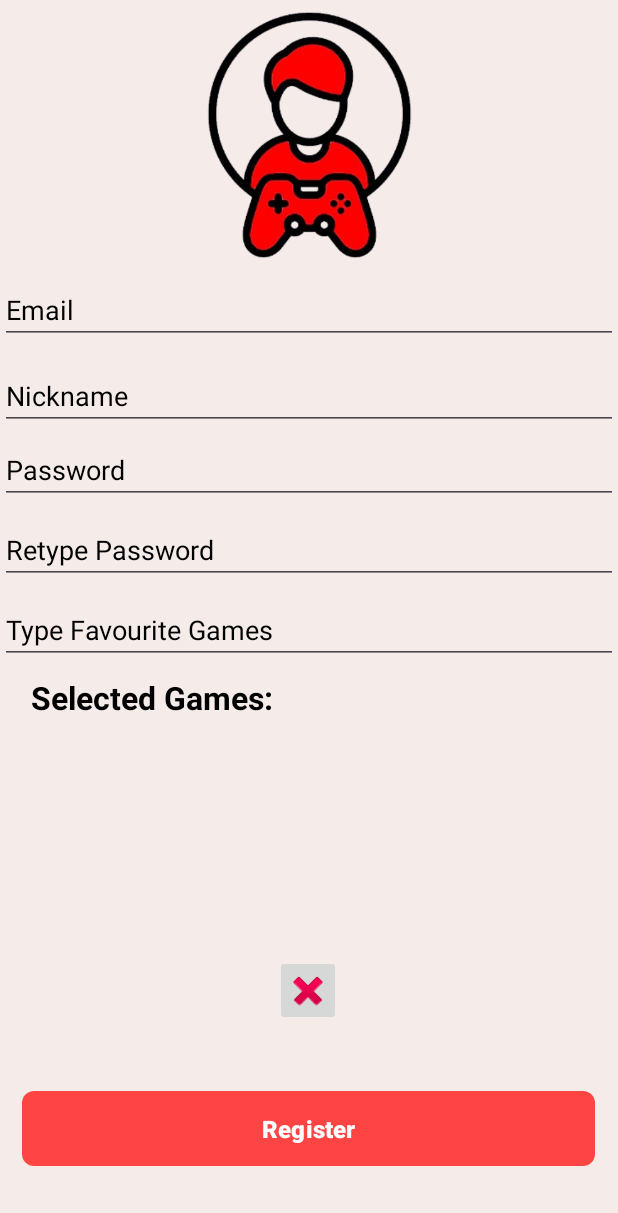
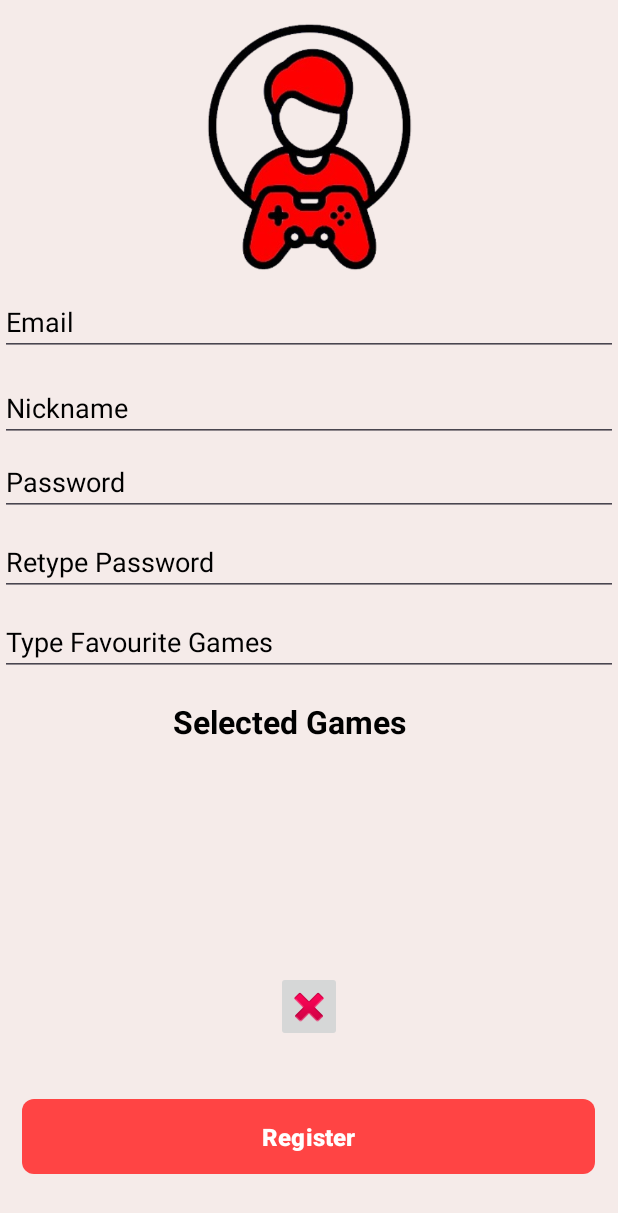
Before and after one commit to Liron4/LevelUp, an Android app: the CreateProfile screen opened through its navigation route, on a phone screen of 412 x 824 dp. Shown: the top 1213 px of the screen. Run offline under Robolectric (Android 15) with nearby library versions, the phone set to English and light mode, and no system bars; our stand-ins replace Firebase (no records; nobody signed in at launch, a user with empty details on screens opened directly).

Commit message:
App is ready for demonstration

```diff
--- a/app/src/main/java/com/example/levelup/Fragments/ChatFragment.java
+++ b/app/src/main/java/com/example/levelup/Fragments/ChatFragment.java
@@ -370,9 +370,11 @@ public class ChatFragment extends Fragment {
                         if (userProfile.favList.contains(recieverNickname)) {
                             userProfile.favList.remove(recieverNickname);
                             favPersonButton.setImageResource(android.R.drawable.star_big_off);
+                            Toast.makeText(getContext(), recieverNickname + " removed from favorites.", Toast.LENGTH_SHORT).show();
                         } else {
                             userProfile.favList.add(recieverNickname);
                             favPersonButton.setImageResource(android.R.drawable.star_big_on);
+                            Toast.makeText(getContext(), recieverNickname + " added to favorites.", Toast.LENGTH_SHORT).show();
                         }
 
                         userRef.setValue(userProfile);
--- a/app/src/main/java/com/example/levelup/Fragments/ContactsList.java
+++ b/app/src/main/java/com/example/levelup/Fragments/ContactsList.java
@@ -288,7 +288,6 @@ public class ContactsList extends Fragment {
     // חלק ב' - לעדכן עם המשדר את הרשימת אנשי קשר בזמן שאנחנו בפרגמנט
 
 
-
     private void updateRecyclerViewWithNewMessage(String nickname, String latestMessage, long timestamp) {
         for (UserProfile userProfile : userList) { // נעבור על כל המשתמשים ברשימה
             if (userProfile.nickname.equals(nickname)) { // אם מצאנו את המשתמש שהגיעה ממנו ההודעה
--- a/app/src/main/java/com/example/levelup/Fragments/CreateProfile.java
+++ b/app/src/main/java/com/example/levelup/Fragments/CreateProfile.java
@@ -285,7 +285,7 @@ public class CreateProfile extends Fragment {
                 .show();
     }
 
-    private void updateSelectedGamesTextView() {
+    private void updateSelectedGamesTextView() { //
         StringBuilder gamesText = new StringBuilder();
         for (int i = 0; i < selectedGames.size(); i++) {
             gamesText.append(selectedGames.get(i));
--- a/app/src/main/res/layout/fragment_create_profile.xml
+++ b/app/src/main/res/layout/fragment_create_profile.xml
@@ -11,14 +11,13 @@
         android:id="@+id/imageView2"
         android:layout_width="411dp"
         android:layout_height="172dp"
-        android:layout_marginTop="4dp"
+        android:layout_marginTop="12dp"
         android:background="#00FFFFFF"
         android:src="@drawable/gamericonprofilered"
         app:layout_constraintEnd_toEndOf="parent"
-        app:layout_constraintHorizontal_bias="1.0"
+        app:layout_constraintHorizontal_bias="0.505"
         app:layout_constraintStart_toStartOf="parent"
-        app:layout_constraintTop_toTopOf="parent"
-        />
+        app:layout_constraintTop_toTopOf="parent" />
 
     <EditText
         android:id="@+id/emailField"
@@ -97,29 +96,28 @@
 
     <TextView
         android:id="@+id/selectedGamesTextView"
-        android:layout_width="391dp"
-        android:layout_height="34dp"
-        android:layout_marginTop="8dp"
-        android:text="Selected Games:"
+        android:layout_width="181dp"
+        android:layout_height="28dp"
+        android:layout_marginTop="16dp"
+        android:text="Selected Games"
         android:textColor="@color/textColor"
         android:textSize="9.5pt"
         android:textStyle="bold"
         app:layout_constraintEnd_toEndOf="parent"
-        app:layout_constraintHorizontal_bias="1.0"
         app:layout_constraintStart_toStartOf="parent"
         app:layout_constraintTop_toBottomOf="@id/gamesAutoComplete" />
 
     <TextView
         android:id="@+id/GamesSelected"
-        android:layout_width="393dp"
-        android:layout_height="97dp"
-        android:layout_marginTop="16dp"
+        android:layout_width="336dp"
+        android:layout_height="173dp"
+        android:layout_marginTop="4dp"
         android:text=""
         android:textColor="@color/textColor"
         android:textSize="8pt"
         android:textStyle="bold"
         app:layout_constraintEnd_toEndOf="parent"
-        app:layout_constraintHorizontal_bias="0.888"
+        app:layout_constraintHorizontal_bias="0.506"
         app:layout_constraintStart_toStartOf="parent"
         app:layout_constraintTop_toBottomOf="@id/selectedGamesTextView" />
 
@@ -127,12 +125,11 @@
         android:id="@+id/DeleteButton"
         android:layout_width="44dp"
         android:layout_height="47dp"
-        android:layout_marginTop="8dp"
+        android:layout_marginTop="-50dp"
         android:contentDescription="Delete last game"
         android:src="@android:drawable/ic_delete"
         app:layout_constraintBottom_toTopOf="@+id/registerButton"
         app:layout_constraintEnd_toEndOf="parent"
-        app:layout_constraintHorizontal_bias="0.498"
         app:layout_constraintStart_toStartOf="parent"
         app:layout_constraintTop_toBottomOf="@id/GamesSelected" />
 
@@ -142,17 +139,17 @@
         android:layout_height="50dp"
         android:layout_marginTop="12dp"
         android:layout_marginBottom="16dp"
+        android:background="@drawable/buttondesign"
         android:backgroundTint="@null"
         android:text="Register"
+        android:textColor="@android:color/white"
         android:textSize="16sp"
         android:textStyle="bold"
-        android:background="@drawable/buttondesign"
-        android:textColor="@android:color/white"
         app:layout_constraintBottom_toBottomOf="parent"
         app:layout_constraintEnd_toEndOf="parent"
         app:layout_constraintHorizontal_bias="0.482"
         app:layout_constraintStart_toStartOf="parent"
         app:layout_constraintTop_toBottomOf="@+id/DeleteButton"
-        app:layout_constraintVertical_bias="0.923" />
+        app:layout_constraintVertical_bias="0.9" />
 
 </androidx.constraintlayout.widget.ConstraintLayout>
--- a/app/src/main/res/layout/search_engine.xml
+++ b/app/src/main/res/layout/search_engine.xml
@@ -52,7 +52,7 @@
                 app:layout_constraintBottom_toBottomOf="parent"
                 app:layout_constraintStart_toEndOf="@id/settingsButton"
                 app:layout_constraintTop_toTopOf="parent"
-                app:layout_constraintVertical_bias="0.913" />
+                app:layout_constraintVertical_bias="0.826" />
 
             <ImageView
                 android:id="@+id/signOutButton"
```
Also changed, not shown: app/src/main/java/com/example/levelup/Fragments/FragmentLogin.java (+33 -0 lines), app/src/main/java/com/example/levelup/Fragments/SearchEngine.java (+11 -5 lines), app/src/main/java/com/example/levelup/Fragments/SettingsFragment.java (+107 -13 lines), app/src/main/java/com/example/levelup/services/MessageListenerService.java (+14 -7 lines), app/src/main/res/layout/fragment_login.xml (+15 -1 lines).
